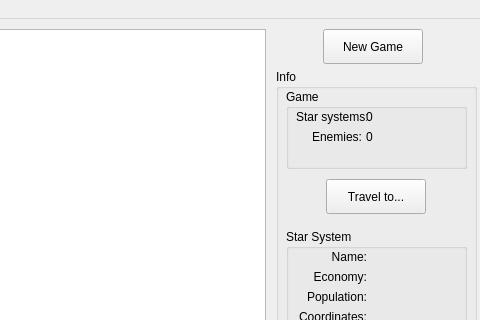
Old version of the form GalaxyGame/Student/mainwindow.ui in the repository ado130/GalaxyGame; both pictures show x 544 to 1024 and y 0 to 320 of the 1024 by 670 pixel window.
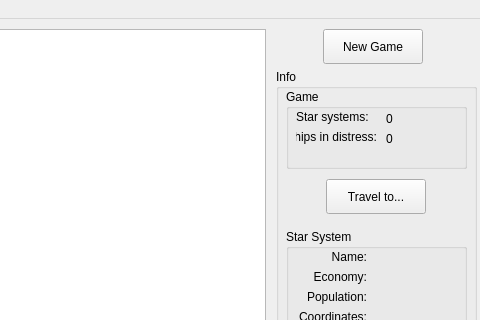
New version of the form. Icons and pictures are not drawn.

Commit message: Saving (distress on/off) and abandoning of ships added (with ui representation, statistics update)

Patch:
```diff
--- a/GalaxyGame/Student/mainwindow.ui
+++ b/GalaxyGame/Student/mainwindow.ui
@@ -274,10 +274,10 @@
      <widget class="QLabel" name="lbCntStarSystems">
       <property name="geometry">
        <rect>
-        <x>80</x>
+        <x>100</x>
         <y>20</y>
-        <width>61</width>
-        <height>16</height>
+        <width>41</width>
+        <height>20</height>
        </rect>
       </property>
       <property name="text">
@@ -289,12 +289,12 @@
        <rect>
         <x>10</x>
         <y>40</y>
-        <width>66</width>
+        <width>81</width>
         <height>16</height>
        </rect>
       </property>
       <property name="text">
-       <string>Enemies:</string>
+       <string>Ships in distress:</string>
       </property>
       <property name="alignment">
        <set>Qt::AlignRight|Qt::AlignTrailing|Qt::AlignVCenter</set>
@@ -303,10 +303,10 @@
      <widget class="QLabel" name="lbCntEnemies">
       <property name="geometry">
        <rect>
-        <x>80</x>
+        <x>100</x>
         <y>40</y>
-        <width>61</width>
-        <height>16</height>
+        <width>41</width>
+        <height>20</height>
        </rect>
       </property>
       <property name="text">
@@ -318,7 +318,7 @@
        <rect>
         <x>10</x>
         <y>20</y>
-        <width>71</width>
+        <width>81</width>
         <height>16</height>
        </rect>
       </property>
```
Left out of the diff: 4 changed lines with no effect on the pictures. The commit also changes 18 other files.
